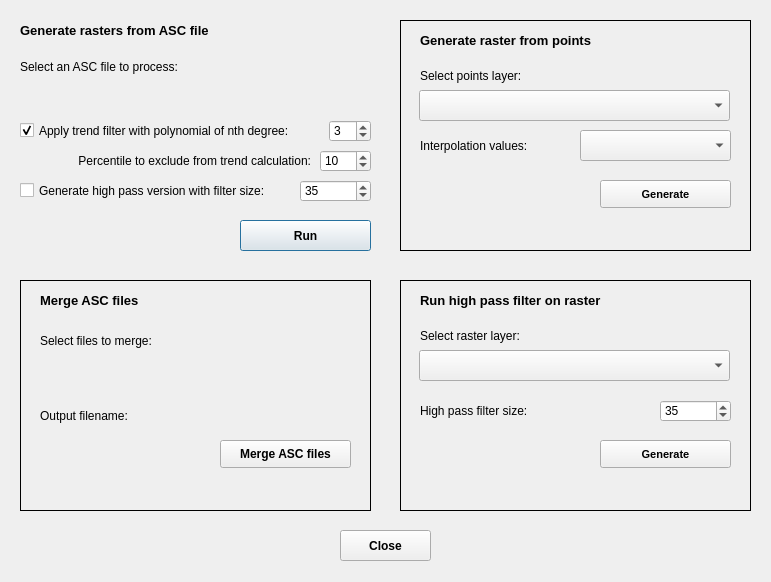
Qt form quick_mag_dialog_base.ui (pdurdin/QuickMag) before a commit.
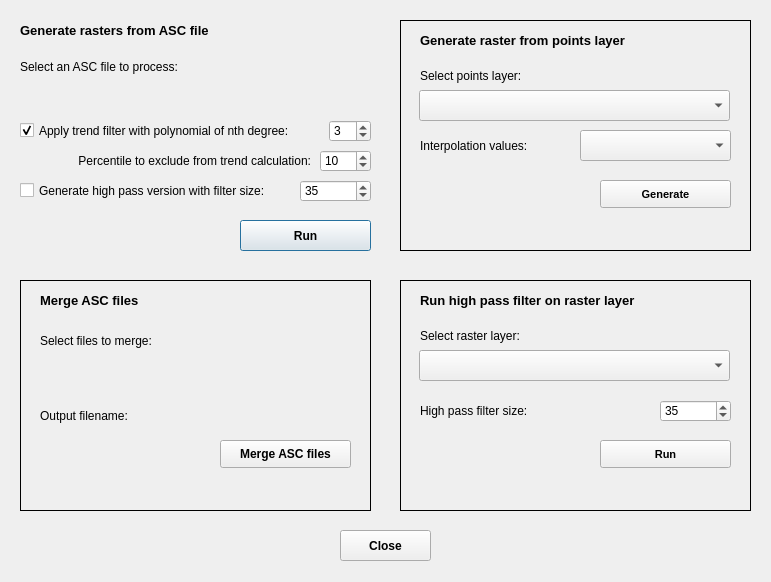
The same form after that commit. Custom widgets are drawn as their Qt base class.

Patch:
```diff
--- a/quick_mag_dialog_base.ui
+++ b/quick_mag_dialog_base.ui
@@ -374,7 +374,7 @@
      <rect>
       <x>20</x>
       <y>10</y>
-      <width>251</width>
+      <width>311</width>
       <height>21</height>
      </rect>
     </property>
@@ -386,7 +386,7 @@
      </font>
     </property>
     <property name="text">
-     <string>Generate raster from points</string>
+     <string>Generate raster from points layer</string>
     </property>
    </widget>
    <widget class="QLabel" name="label_7">
@@ -492,7 +492,7 @@
      <rect>
       <x>20</x>
       <y>10</y>
-      <width>251</width>
+      <width>311</width>
       <height>21</height>
      </rect>
     </property>
@@ -504,7 +504,7 @@
      </font>
     </property>
     <property name="text">
-     <string>Run high pass filter on raster</string>
+     <string>Run high pass filter on raster layer</string>
     </property>
    </widget>
    <widget class="QLabel" name="label_16">
@@ -537,7 +537,7 @@
      </font>
     </property>
     <property name="text">
-     <string>Generate</string>
+     <string>Run</string>
     </property>
    </widget>
    <widget class="QLabel" name="label_17">
```
Left out of the diff: 49 changed lines with no effect on the pictures.
